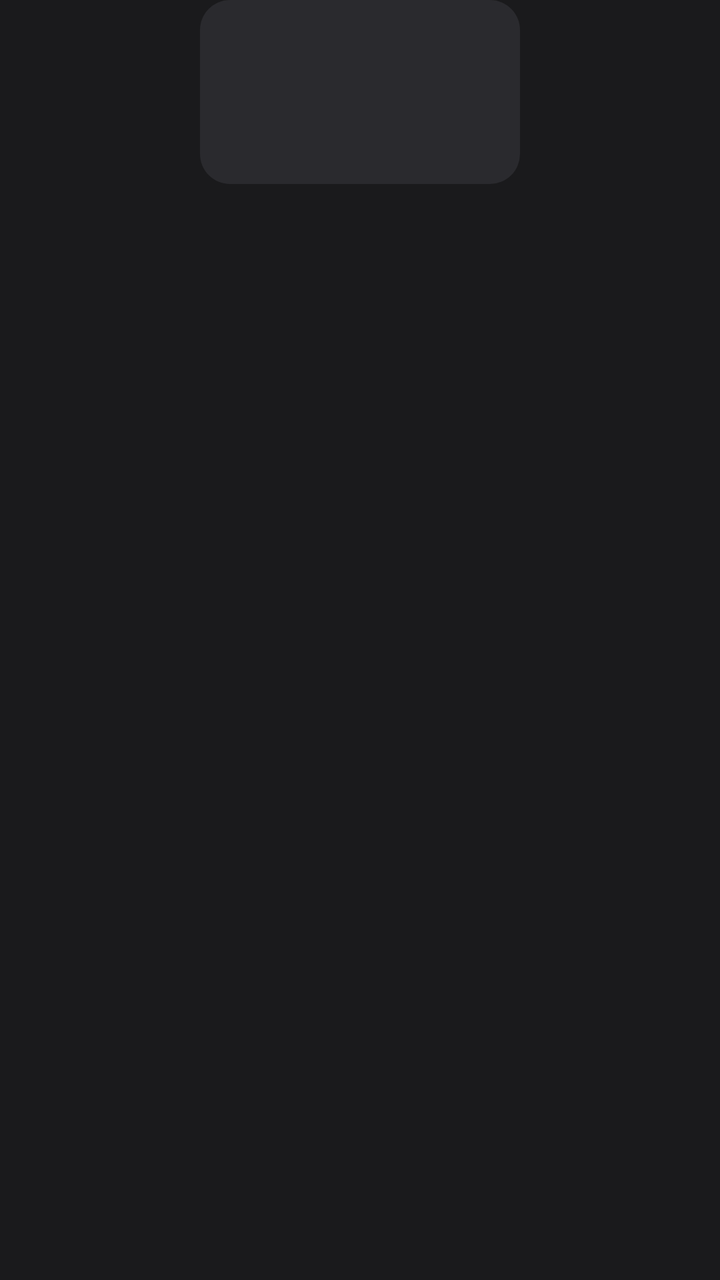
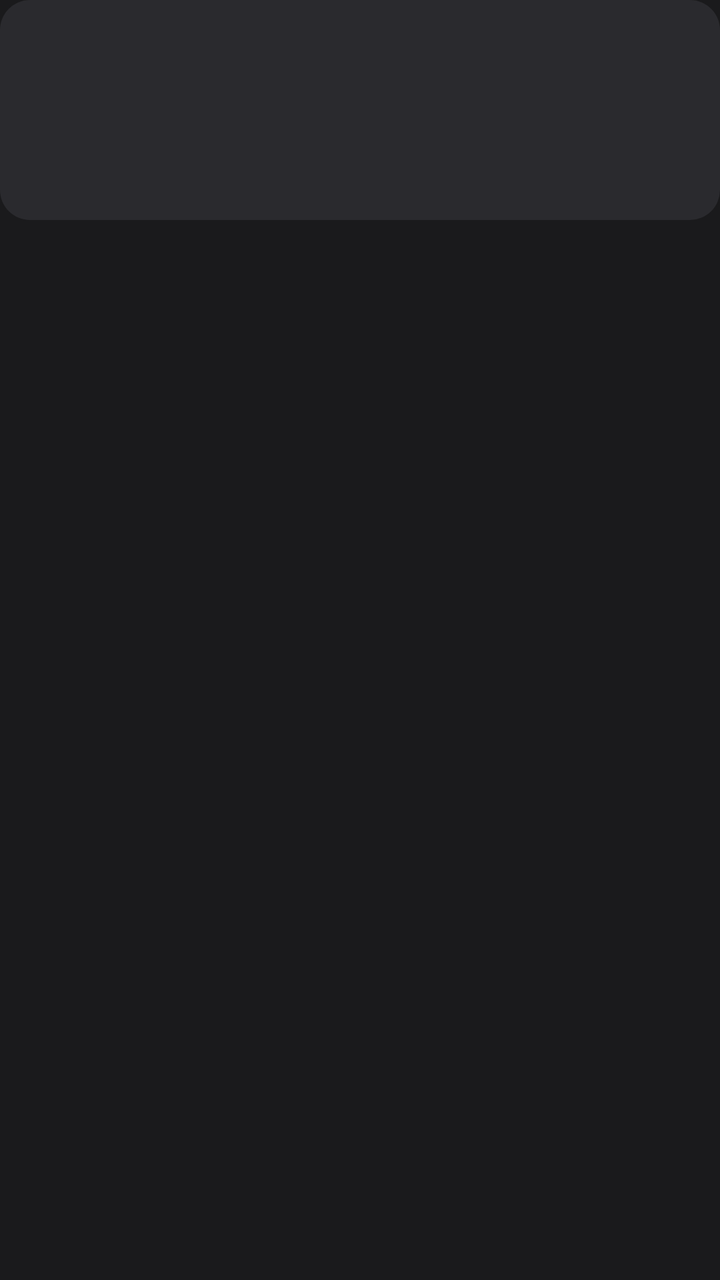

Compare the two renders of this Android layout. The source of the first and the diff that turns it into the second are given below.
<!-- AndroidManifest.xml: application theme Theme.TVLaunch -->
<!-- res/layout/item_app.xml -->
<?xml version="1.0" encoding="utf-8"?>
<LinearLayout xmlns:android="http://schemas.android.com/apk/res/android"
    android:layout_width="wrap_content" android:layout_height="wrap_content"
    android:orientation="vertical" android:gravity="center_horizontal"
    android:layout_marginStart="@dimen/tile_gap_h" android:layout_marginEnd="@dimen/tile_gap_h"
    android:layout_marginTop="@dimen/tile_gap_v"
    android:clipChildren="false" android:clipToPadding="false">
    <ImageView android:id="@+id/tile"
        android:layout_width="@dimen/tile_w" android:layout_height="@dimen/tile_h"
        android:background="@drawable/tile_bg" android:foreground="@drawable/tile_fg"
        android:focusable="true" android:focusableInTouchMode="true"
        android:importantForAccessibility="no"/>
    <TextView android:id="@+id/label" style="@style/Text.Small"
        android:layout_width="wrap_content" android:layout_height="wrap_content" android:maxWidth="@dimen/tile_w"
        android:maxLines="1" android:ellipsize="end"
        android:layout_marginTop="@dimen/label_gap" android:alpha="0" android:textColor="@color/ink"
        android:shadowColor="@color/text_shadow" android:shadowDy="2" android:shadowRadius="10"/>
</LinearLayout>
<!-- resources referenced by this layout -->
<resources>
  <color name="ink">#F5F4F2</color>
  <color name="text_shadow">#CC000000</color>
  <dimen name="label_gap">9dp</dimen>
  <dimen name="tile_gap_h">7dp</dimen>
  <dimen name="tile_gap_v">18dp</dimen>
  <dimen name="tile_h">92dp</dimen>
  <dimen name="tile_w">160dp</dimen>
  <!-- drawable tile_bg (drawable) -->
  <shape xmlns:android="http://schemas.android.com/apk/res/android">
      <solid android:color="@color/tile"/>
      <corners android:radius="@dimen/tile_radius"/>
  </shape>
  <!-- drawable tile_fg (drawable) -->
  <selector xmlns:android="http://schemas.android.com/apk/res/android">
      <item android:state_focused="true">
          <shape><stroke android:width="2dp" android:color="@color/focus_ring"/><corners android:radius="@dimen/tile_radius"/></shape>
      </item>
      <item android:drawable="@android:color/transparent"/>
  </selector>
  <style name="Text.Small" parent="">
          <item name="android:textSize">13sp</item>
          <item name="android:letterSpacing">-0.01</item>
          <item name="android:fontFamily">@font/inter_medium</item>
          <item name="android:textColor">@color/ink_dim</item>
      </style>
  <style name="Theme.TVLaunch" parent="android:Theme.Material.NoActionBar">
          <item name="android:windowBackground">@color/bg</item>
          <item name="android:colorBackground">@color/bg</item>
          <item name="android:textColorPrimary">@color/ink</item>
          <item name="android:windowDisablePreview">true</item>
      </style>
  <color name="tile">#2A2A2E</color>
  <dimen name="tile_radius">15dp</dimen>
  <color name="focus_ring">#8CFFFFFF</color>
  <color name="ink_dim">#C9C7C3</color>
  <color name="bg">#1A1A1C</color>
</resources>

<!-- the commit's change to res/layout/item_app.xml (unified diff, before → after) -->
@@ -1,18 +1,11 @@
 <?xml version="1.0" encoding="utf-8"?>
-<LinearLayout xmlns:android="http://schemas.android.com/apk/res/android"
-    android:layout_width="wrap_content" android:layout_height="wrap_content"
-    android:orientation="vertical" android:gravity="center_horizontal"
+<FrameLayout xmlns:android="http://schemas.android.com/apk/res/android"
+    android:layout_width="match_parent" android:layout_height="wrap_content"
     android:layout_marginStart="@dimen/tile_gap_h" android:layout_marginEnd="@dimen/tile_gap_h"
-    android:layout_marginTop="@dimen/tile_gap_v"
+    android:layout_marginBottom="@dimen/tile_gap_v"
     android:clipChildren="false" android:clipToPadding="false">
     <ImageView android:id="@+id/tile"
-        android:layout_width="@dimen/tile_w" android:layout_height="@dimen/tile_h"
+        android:layout_width="match_parent" android:layout_height="@dimen/tile_h"
         android:background="@drawable/tile_bg" android:foreground="@drawable/tile_fg"
-        android:focusable="true" android:focusableInTouchMode="true"
-        android:importantForAccessibility="no"/>
-    <TextView android:id="@+id/label" style="@style/Text.Small"
-        android:layout_width="wrap_content" android:layout_height="wrap_content" android:maxWidth="@dimen/tile_w"
-        android:maxLines="1" android:ellipsize="end"
-        android:layout_marginTop="@dimen/label_gap" android:alpha="0" android:textColor="@color/ink"
-        android:shadowColor="@color/text_shadow" android:shadowDy="2" android:shadowRadius="10"/>
-</LinearLayout>
+        android:focusable="true" android:focusableInTouchMode="true"/>
+</FrameLayout>
<!-- resource entries referenced after the edit -->
@@ -1,12 +1,9 @@
 <!-- resources referenced by this layout -->
 <resources>
   <color name="ink">#F5F4F2</color>
-  <color name="text_shadow">#CC000000</color>
-  <dimen name="label_gap">9dp</dimen>
-  <dimen name="tile_gap_h">7dp</dimen>
-  <dimen name="tile_gap_v">18dp</dimen>
-  <dimen name="tile_h">92dp</dimen>
-  <dimen name="tile_w">160dp</dimen>
+  <dimen name="tile_gap_h">9dp</dimen>
+  <dimen name="tile_gap_v">10dp</dimen>
+  <dimen name="tile_h">110dp</dimen>
   <!-- drawable tile_bg (drawable) -->
   <shape xmlns:android="http://schemas.android.com/apk/res/android">
       <solid android:color="@color/tile"/>
@@ -14,17 +11,15 @@
   </shape>
   <!-- drawable tile_fg (drawable) -->
   <selector xmlns:android="http://schemas.android.com/apk/res/android">
+      
       <item android:state_focused="true">
-          <shape><stroke android:width="2dp" android:color="@color/focus_ring"/><corners android:radius="@dimen/tile_radius"/></shape>
+          <layer-list>
+              <item><shape><gradient android:angle="300" android:startColor="@color/tile_sheen" android:centerColor="#00FFFFFF" android:endColor="#00FFFFFF"/><corners android:radius="@dimen/tile_radius"/></shape></item>
+              <item><shape><stroke android:width="1dp" android:color="@color/glass_rim"/><corners android:radius="@dimen/tile_radius"/></shape></item>
+          </layer-list>
       </item>
       <item android:drawable="@android:color/transparent"/>
   </selector>
-  <style name="Text.Small" parent="">
-          <item name="android:textSize">13sp</item>
-          <item name="android:letterSpacing">-0.01</item>
-          <item name="android:fontFamily">@font/inter_medium</item>
-          <item name="android:textColor">@color/ink_dim</item>
-      </style>
   <style name="Theme.TVLaunch" parent="android:Theme.Material.NoActionBar">
           <item name="android:windowBackground">@color/bg</item>
           <item name="android:colorBackground">@color/bg</item>
@@ -33,8 +28,8 @@
       </style>
   <color name="tile">#2A2A2E</color>
   <dimen name="tile_radius">15dp</dimen>
-  <color name="focus_ring">#8CFFFFFF</color>
-  <color name="ink_dim">#C9C7C3</color>
+  <color name="tile_sheen">#38FFFFFF</color>
+  <color name="glass_rim">#40FFFFFF</color>
   <color name="bg">#1A1A1C</color>
 </resources>
 
